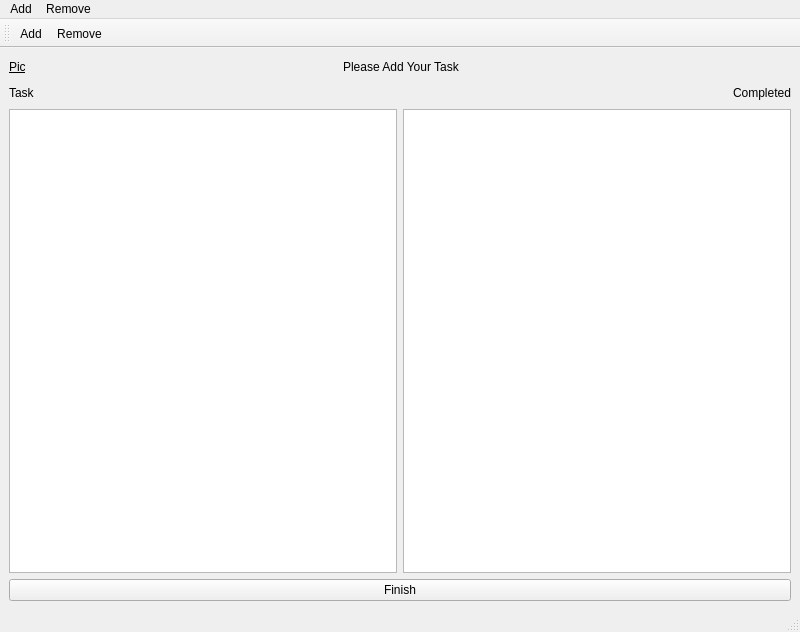
This is mainwindow.ui in ismesunny/Qt-To-Do-List-App-Project as Qt 5 draws it before an edit. The edited form follows.
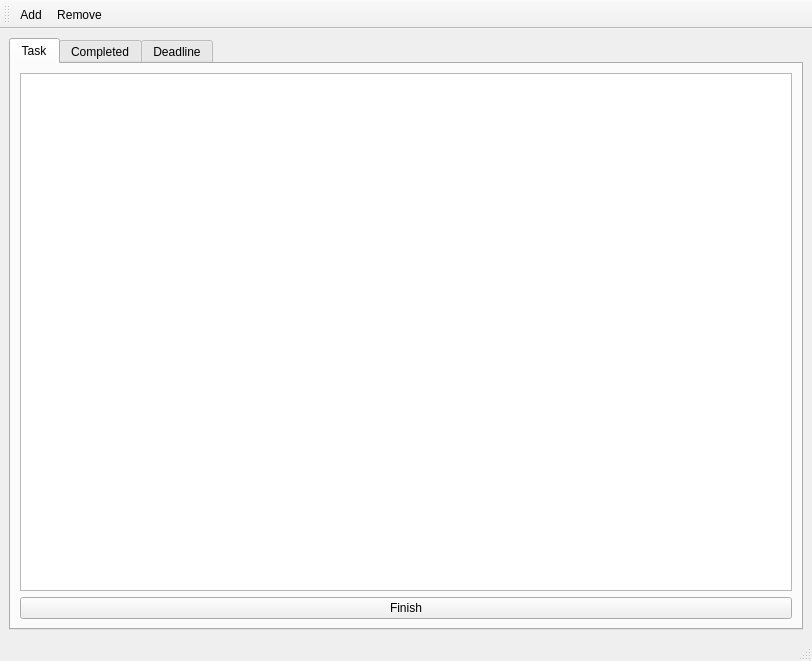
This is the edited form. Icons and pictures are not drawn.

Diff of the .ui file:
```diff
--- a/mainwindow.ui
+++ b/mainwindow.ui
@@ -6,8 +6,8 @@
    <rect>
     <x>0</x>
     <y>0</y>
-    <width>800</width>
-    <height>632</height>
+    <width>812</width>
+    <height>661</height>
    </rect>
   </property>
   <property name="windowTitle">
@@ -16,240 +16,63 @@
   <widget class="QWidget" name="centralwidget">
    <layout class="QVBoxLayout" name="verticalLayout">
     <item>
-     <layout class="QHBoxLayout" name="horizontalLayout_5">
-      <item>
-       <layout class="QHBoxLayout" name="horizontalLayout_3">
-        <item>
-         <layout class="QHBoxLayout" name="horizontalLayout_2">
-          <item>
-           <widget class="QLabel" name="picLabel">
-            <property name="whatsThis">
-             <string/>
-            </property>
-            <property name="styleSheet">
-             <string notr="true">
-font: 75 18pt &quot;Comic Sans MS&quot;;
-text-decoration: underline;</string>
-            </property>
-            <property name="text">
-             <string>Pic</string>
-            </property>
-           </widget>
-          </item>
-          <item>
-           <spacer name="horizontalSpacer">
-            <property name="whatsThis">
-             <string/>
-            </property>
-            <property name="styleSheet">
-             <string notr="true">
-font: 75 18pt &quot;Comic Sans MS&quot;;
-text-decoration: underline;</string>
-            </property>
-            <property name="orientation">
-             <enum>Qt::Horizontal</enum>
-            </property>
-            <property name="sizeHint" stdset="0">
-             <size>
-              <width>28</width>
-              <height>20</height>
-             </size>
-            </property>
-           </spacer>
-          </item>
-         </layout>
-        </item>
-        <item>
-         <spacer name="horizontalSpacer_5">
-          <property name="whatsThis">
-           <string/>
-          </property>
-          <property name="styleSheet">
-           <string notr="true">
-font: 75 18pt &quot;Comic Sans MS&quot;;
-text-decoration: underline;</string>
-          </property>
-          <property name="orientation">
-           <enum>Qt::Horizontal</enum>
-          </property>
-          <property name="sizeHint" stdset="0">
-           <size>
-            <width>40</width>
-            <height>20</height>
-           </size>
-          </property>
-         </spacer>
-        </item>
-       </layout>
-      </item>
-      <item>
-       <widget class="QLabel" name="label">
-        <property name="whatsThis">
-         <string/>
-        </property>
-        <property name="styleSheet">
-         <string notr="true">font: 18pt &quot;Noto Sans&quot;;</string>
-        </property>
-        <property name="text">
-         <string>Please Add Your Task </string>
-        </property>
-       </widget>
-      </item>
-      <item>
-       <spacer name="horizontalSpacer_2">
-        <property name="whatsThis">
-         <string/>
-        </property>
-        <property name="styleSheet">
-         <string notr="true">
-font: 75 18pt &quot;Comic Sans MS&quot;;
-text-decoration: underline;</string>
-        </property>
-        <property name="orientation">
-         <enum>Qt::Horizontal</enum>
-        </property>
-        <property name="sizeHint" stdset="0">
-         <size>
-          <width>40</width>
-          <height>20</height>
-         </size>
-        </property>
-       </spacer>
-      </item>
-     </layout>
-    </item>
-    <item>
-     <layout class="QHBoxLayout" name="horizontalLayout_4">
-      <item>
-       <widget class="QLabel" name="label_2">
-        <property name="whatsThis">
-         <string/>
-        </property>
-        <property name="styleSheet">
-         <string notr="true">font: 16pt &quot;Noto Sans&quot;;</string>
-        </property>
-        <property name="text">
-         <string>Task</string>
-        </property>
-       </widget>
-      </item>
-      <item>
-       <spacer name="horizontalSpacer_3">
-        <property name="whatsThis">
-         <string/>
-        </property>
-        <property name="styleSheet">
-         <string notr="true">
-font: 75 18pt &quot;Comic Sans MS&quot;;
-text-decoration: underline;</string>
-        </property>
-        <property name="orientation">
-         <enum>Qt::Horizontal</enum>
-        </property>
-        <property name="sizeHint" stdset="0">
-         <size>
-          <width>40</width>
-          <height>20</height>
-         </size>
-        </property>
-       </spacer>
-      </item>
-      <item>
-       <spacer name="horizontalSpacer_4">
-        <property name="whatsThis">
-         <string/>
-        </property>
-        <property name="styleSheet">
-         <string notr="true">
-font: 75 18pt &quot;Comic Sans MS&quot;;
-text-decoration: underline;</string>
-        </property>
-        <property name="orientation">
-         <enum>Qt::Horizontal</enum>
-        </property>
-        <property name="sizeHint" stdset="0">
-         <size>
-          <width>40</width>
-          <height>20</height>
-         </size>
-        </property>
-       </spacer>
-      </item>
-      <item>
-       <widget class="QLabel" name="label_3">
-        <property name="styleSheet">
-         <string notr="true">font: 16pt &quot;Noto Sans&quot;;</string>
-        </property>
-        <property name="text">
-         <string>Completed</string>
-        </property>
-       </widget>
-      </item>
-     </layout>
-    </item>
-    <item>
-     <layout class="QHBoxLayout" name="horizontalLayout">
-      <item>
-       <widget class="QListWidget" name="listWidget">
-        <property name="whatsThis">
-         <string/>
-        </property>
-        <property name="styleSheet">
-         <string notr="true">font: 16pt &quot;Noto Sans&quot;;</string>
-        </property>
-       </widget>
-      </item>
-      <item>
-       <widget class="QListWidget" name="listWidget2">
-        <property name="whatsThis">
-         <string/>
-        </property>
-        <property name="styleSheet">
-         <string notr="true">font: 16pt &quot;Noto Sans&quot;;</string>
-        </property>
-       </widget>
-      </item>
-     </layout>
-    </item>
-    <item>
-     <widget class="QPushButton" name="finishButton">
-      <property name="whatsThis">
-       <string/>
-      </property>
+     <widget class="QTabWidget" name="tabWidget">
       <property name="styleSheet">
        <string notr="true">font: 16pt &quot;Noto Sans&quot;;</string>
       </property>
-      <property name="text">
-       <string>Finish</string>
+      <property name="currentIndex">
+       <number>0</number>
       </property>
+      <widget class="QWidget" name="task">
+       <attribute name="title">
+        <string>Task</string>
+       </attribute>
+       <layout class="QVBoxLayout" name="verticalLayout_2">
+        <item>
+         <widget class="QListWidget" name="listWidget"/>
+        </item>
+        <item>
+         <widget class="QPushButton" name="finishButton">
+          <property name="styleSheet">
+           <string notr="true">font: 14pt &quot;Noto Sans&quot;;</string>
+          </property>
+          <property name="text">
+           <string>Finish</string>
+          </property>
+         </widget>
+        </item>
+       </layout>
+      </widget>
+      <widget class="QWidget" name="completed">
+       <attribute name="title">
+        <string>Completed</string>
+       </attribute>
+       <layout class="QVBoxLayout" name="verticalLayout_3">
+        <item>
+         <widget class="QListWidget" name="listWidget2"/>
+        </item>
+       </layout>
+      </widget>
+      <widget class="QWidget" name="deadline">
+       <attribute name="title">
+        <string>Deadline</string>
+       </attribute>
+      </widget>
      </widget>
     </item>
    </layout>
   </widget>
-  <widget class="QStatusBar" name="statusbar"/>
-  <widget class="QMenuBar" name="menuBar">
+  <widget class="QMenuBar" name="menubar">
    <property name="geometry">
     <rect>
      <x>0</x>
      <y>0</y>
-     <width>800</width>
+     <width>812</width>
      <height>30</height>
     </rect>
    </property>
-   <widget class="QMenu" name="menuRemove">
-    <property name="title">
-     <string>Remove</string>
-    </property>
-   </widget>
-   <widget class="QMenu" name="menuAdd">
-    <property name="title">
-     <string>Add</string>
-    </property>
-    <addaction name="actionAdd"/>
-   </widget>
-   <addaction name="menuAdd"/>
-   <addaction name="menuRemove"/>
   </widget>
+  <widget class="QStatusBar" name="statusbar"/>
   <widget class="QToolBar" name="toolBar">
    <property name="windowTitle">
     <string>toolBar</string>
```
Left out of the diff: 16 changed lines with no effect on the pictures.
